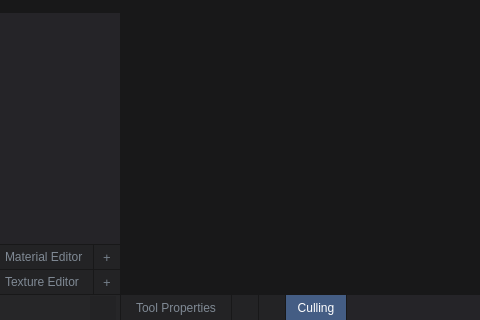
This is ApplicationUI/MainWindow.ui in dgiannop/IMP-3D as Qt 5 draws it before an edit; both pictures show x 0 to 480 and y 380 to 700 of the 1000 by 700 pixel window. The edited form follows.
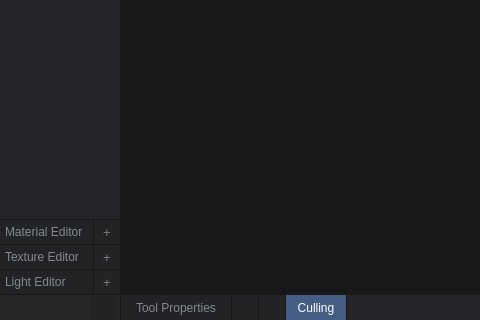
This is the edited form. Icons and pictures are not drawn. Custom widgets are drawn as their Qt base class.

Commit message: UI: add Light Editor button and create (+) action

The edit to the form file:
```diff
--- a/ApplicationUI/MainWindow.ui
+++ b/ApplicationUI/MainWindow.ui
@@ -539,6 +539,96 @@
           </item>
          </layout>
         </item>
+        <item>
+ <layout class="QHBoxLayout" name="layoutLightEditorRow">
+  <property name="spacing">
+   <number>1</number>
+  </property>
+  <property name="leftMargin">
+   <number>0</number>
+  </property>
+  <property name="topMargin">
+   <number>0</number>
+  </property>
+  <property name="rightMargin">
+   <number>0</number>
+  </property>
+  <property name="bottomMargin">
+   <number>0</number>
+  </property>
+  <item>
+   <widget class="QPushButton" name="btnLightEditor">
+    <property name="minimumSize">
+     <size>
+      <width>0</width>
+      <height>24</height>
+     </size>
+    </property>
+    <property name="maximumSize">
+     <size>
+      <width>16777215</width>
+      <height>24</height>
+     </size>
+    </property>
+    <property name="styleSheet">
+     <string notr="true">QPushButton {
+text-align: left;
+line-height: 24px;
+padding-left: 5px;
+font-size: 9pt;
+margin: 0px 0px;
+}</string>
+    </property>
+    <property name="text">
+     <string>Light Editor</string>
+    </property>
+    <property name="checkable">
+     <bool>true</bool>
+    </property>
+   </widget>
+  </item>
+  <item>
+   <widget class="QPushButton" name="btnLightEditorPlus">
+    <property name="minimumSize">
+     <size>
+      <width>26</width>
+      <height>24</height>
+     </size>
+    </property>
+    <property name="maximumSize">
+     <size>
+      <width>26</width>
+      <height>24</height>
+     </size>
+    </property>
+    <property name="focusPolicy">
+     <enum>Qt::FocusPolicy::NoFocus</enum>
+    </property>
+    <property name="styleSheet">
+     <string notr="true">QPushButton {
+background-color: rgb(35, 35, 37);
+border: none;
+color: rgb(117, 127, 138);
+padding: 0px;
+text-align: center;
+font-size: 10pt;
+margin: 0px;
+}
+QPushButton:pressed {
+background-color: rgba(68, 93, 132, 110);
+}
+QPushButton:hover {
+background-color: rgb(35, 35, 36);
+}</string>
+    </property>
+    <property name="text">
+     <string>+</string>
+    </property>
+   </widget>
+  </item>
+ </layout>
+</item>
+
         <item>
          <widget class="QWidget" name="BottomLeftWidget" native="true">
           <property name="sizePolicy">
```
The commit also changes 1 other file.
